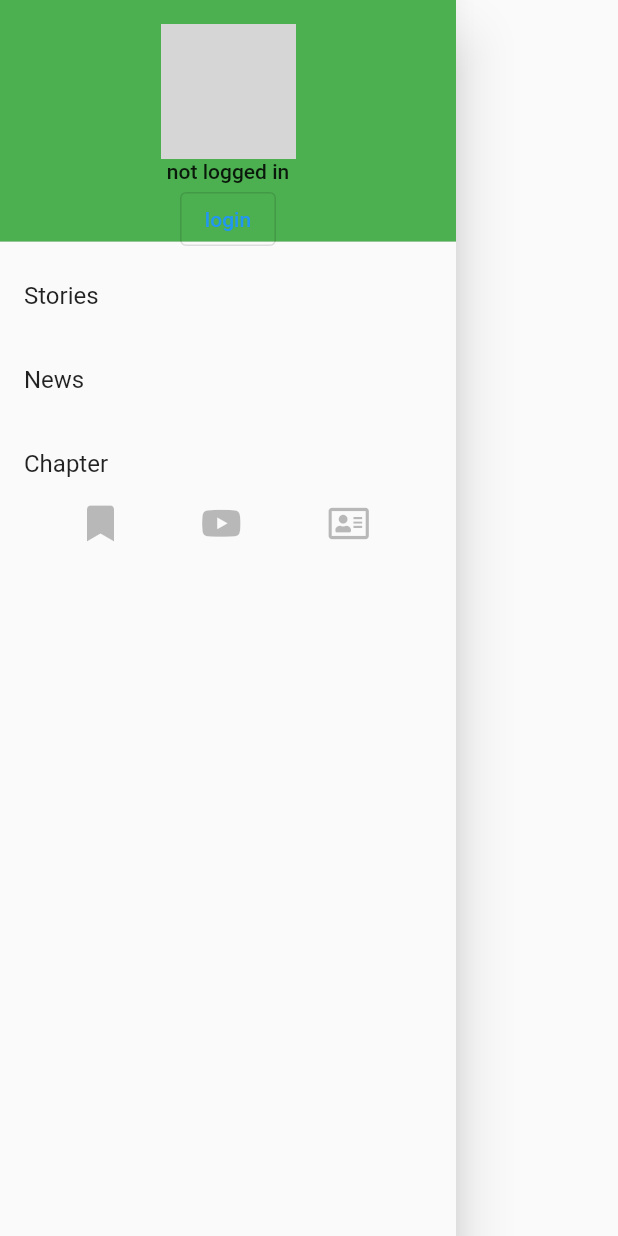
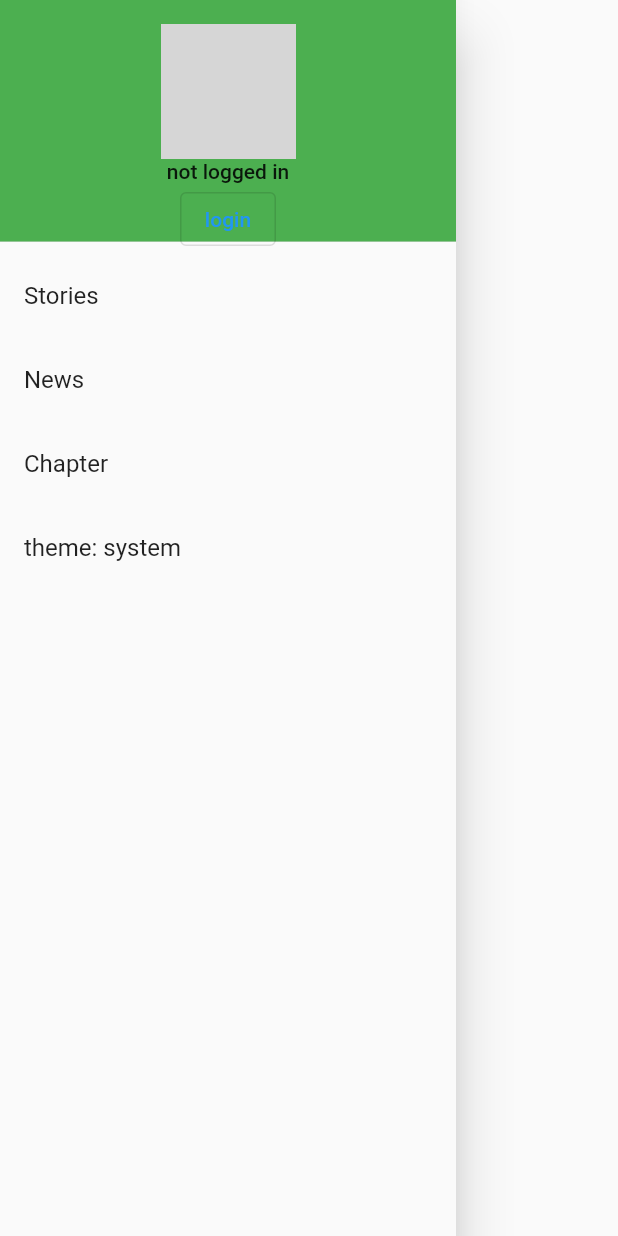
Before and after one commit to aucep/shy, a Flutter app: the AppDrawer widget shown alone on an empty page, opened directly, on a phone screen of 412 x 824 dp. Run offline on Flutter 3.47's test engine with Material 2 defaults, Android fonts, the phone set to English and light mode, and no system bars; our stand-ins replace adaptive_theme, another_flushbar, badges, equatable, flutter_hooks, flutter_widget_from_html_core and 4 more; missing offline and left inert: assorted_layout_widgets, brotli, scroll_app_bar; accounts and stored records are empty; network calls fail; project files that could hold a hidden picture were left out; grey boxes are pictures that could not be loaded.

Commit message:
added dark/light theme stuff

```diff
--- a/lib/appDrawer.dart
+++ b/lib/appDrawer.dart
@@ -5,6 +5,7 @@ import 'package:flutter/material.dart';
 import 'package:flutter_hooks/flutter_hooks.dart';
 import 'package:font_awesome_flutter/font_awesome_flutter.dart';
 import 'package:html/dom.dart' show Document;
+import 'package:adaptive_theme/adaptive_theme.dart';
 //code-splitting
 import 'screens/chapter.dart';
 import 'util/fimHttp.dart';
@@ -72,8 +73,10 @@ class AppDrawer extends HookWidget {
           ),
           if (data?.shelves != null)
             if (data.shelves.length > 0) BookshelvesTile(shelves: data.shelves),
+          ThemeTile(),
+          //tree shaking hack/fix
           Opacity(
-            opacity: 0.3,
+            opacity: 0.0,
             child: Row(
               mainAxisAlignment: MainAxisAlignment.spaceEvenly,
               children: [
@@ -316,3 +319,14 @@ class ShelfIcon extends StatelessWidget {
         : FaIcon(icons[icon.icon.trim()] ?? FontAwesomeIcons.airbnb, color: icon.color);
   }
 }
+
+class ThemeTile extends StatelessWidget {
+  @override
+  Widget build(BuildContext context) {
+    final theme = AdaptiveTheme.of(context);
+    return ListTile(
+      title: Text('theme: ' + theme.mode.name),
+      onTap: () => theme.toggleThemeMode(),
+    );
+  }
+}
--- a/lib/main.dart
+++ b/lib/main.dart
@@ -1,4 +1,5 @@
 import 'package:flutter/material.dart';
+import 'package:adaptive_theme/adaptive_theme.dart';
 //Code-splitting
 import 'util/sharedPrefs.dart';
 import 'screens/home.dart';
@@ -10,8 +11,23 @@ void main() async {
   WidgetsFlutterBinding.ensureInitialized();
   //now everyone has the same storage instance
   await sharedPrefs.init();
+  //get previous theme
+  final savedTheme = await AdaptiveTheme.getThemeMode();
   //finally, we're at the app
-  runApp(MaterialApp(
+  runApp(ShyApp(prevTheme: savedTheme));
+}
+
+class ShyApp extends StatelessWidget {
+  final AdaptiveThemeMode prevTheme;
+  const ShyApp({this.prevTheme});
+
+  @override
+  Widget build(BuildContext context) {
+    return AdaptiveTheme(
+      light: ThemeData.light(),
+      dark: ThemeData.dark(),
+      initial: prevTheme ?? AdaptiveThemeMode.system,
+      builder: (theme, darkTheme) => MaterialApp(
         title: 'shy',
         initialRoute: '/',
         onGenerateRoute: (RouteSettings settings) {
@@ -24,7 +40,10 @@ void main() async {
           WidgetBuilder builder = routes[settings.name];
           return MaterialPageRoute(builder: (ctx) => builder(ctx), settings: settings);
         },
-    theme: ThemeData(),
+        theme: theme,
+        darkTheme: darkTheme,
         debugShowCheckedModeBanner: false,
-  ));
+      ),
+    );
   }
+}
--- a/lib/util/showSnackbar.dart
+++ b/lib/util/showSnackbar.dart
@@ -1,8 +1,11 @@
 import 'package:another_flushbar/flushbar.dart';
+import 'package:flutter/material.dart';
 import 'package:flutter/widgets.dart';
 
 void showSnackbar(BuildContext context, String msg) => Flushbar(
       message: msg,
       duration: Duration(seconds: 4),
       animationDuration: Duration(milliseconds: 350),
+      backgroundColor: Theme.of(context).snackBarTheme.backgroundColor,
+      messageColor: Theme.of(context).snackBarTheme.actionTextColor,
     ).show(context);
--- a/lib/widgets/ratingBar.dart
+++ b/lib/widgets/ratingBar.dart
@@ -31,7 +31,7 @@ class RatingBar extends HookWidget {
         children: [
           ButtonChip(
             icon: Icons.thumb_up,
-            color: rating.liked ? Colors.green : null,
+            textColor: rating.liked ? Colors.green : null,
             label: rating.likes,
             onTap: () async {
               final err = await rating.like();
@@ -45,7 +45,7 @@ class RatingBar extends HookWidget {
           Container(width: 6),
           ButtonChip(
             icon: Icons.thumb_down,
-            color: rating.disliked ? Colors.red : null,
+            textColor: rating.disliked ? Colors.red : null,
             label: rating.dislikes,
             onTap: () async {
               final err = await rating.dislike();
--- a/pubspec.yaml
+++ b/pubspec.yaml
@@ -56,7 +56,9 @@ dependencies:
   #for signing
   crypto: ^3.0.0
   #ez icons -> flutter pub run flutter_launcher_icons:main
-  flutter_launcher_icons: "^0.9.0"
+  flutter_launcher_icons: ^0.9.0
+  #theme
+  adaptive_theme: ^2.1.1
 
 flutter_icons:
   android: "launcher_icon"
```
Also changed, not shown: lib/widgets/chips.dart (+15 -13 lines), lib/widgets/storyCard.dart (+4 -5 lines), lib/widgets/storyTags.dart (+14 -7 lines), lib/widgets/userModal.dart (+40 -0 lines), pubspec.lock. Lines whose indentation alone changed are shown as unchanged.
